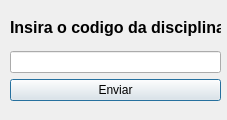
Before: the Qt Designer form fm_inserirdisciplina.ui in cpedrohenrique1/ListagemAlunos, drawn with Qt 5.
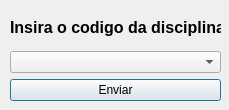
After: the same form once the commit is applied.

Patch:
```diff
--- a/fm_inserirdisciplina.ui
+++ b/fm_inserirdisciplina.ui
@@ -6,8 +6,8 @@
    <rect>
     <x>0</x>
     <y>0</y>
-    <width>227</width>
-    <height>120</height>
+    <width>229</width>
+    <height>110</height>
    </rect>
   </property>
   <property name="windowTitle">
@@ -31,7 +31,7 @@
      </widget>
     </item>
     <item>
-     <widget class="QLineEdit" name="lineEdit_inputCodigoDisciplina"/>
+     <widget class="QComboBox" name="comboBox"/>
     </item>
     <item>
      <widget class="QPushButton" name="pushButton">
```
